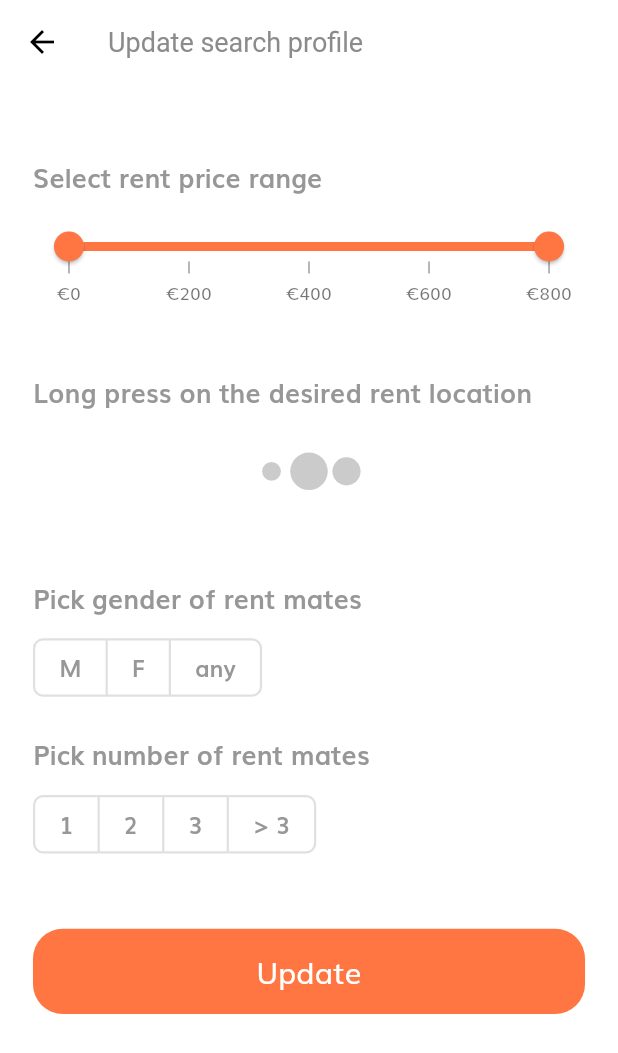
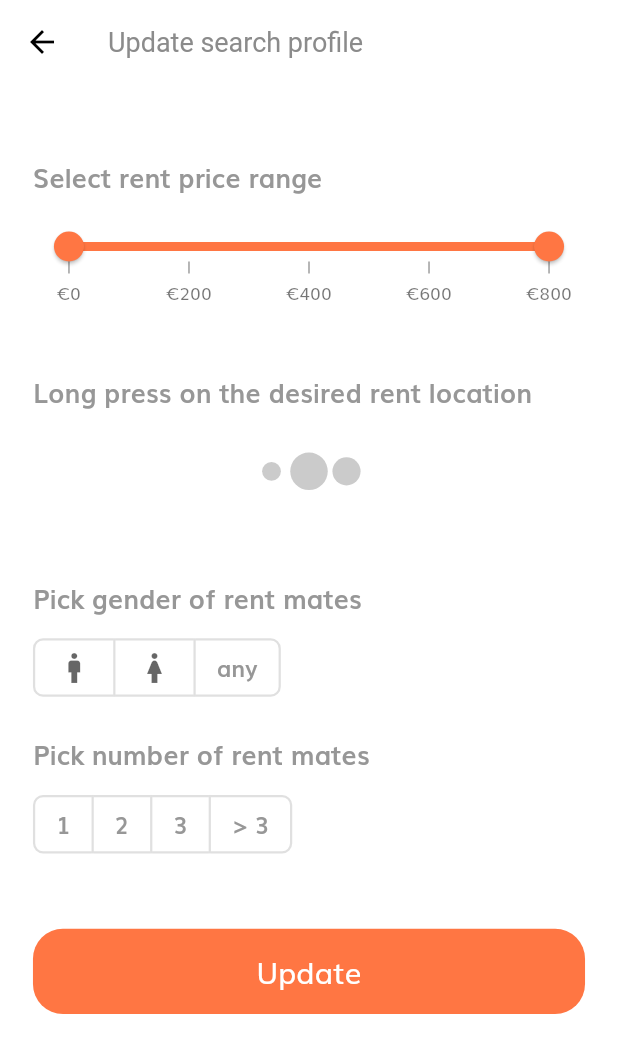
Before and after one commit to alex-nedelcu/fyrm_frontend, a Flutter app: the ManageSearchProfileScreen screen opened directly with empty values, on a phone screen of 412 x 824 dp. Shown: the top 1053 px of the screen. Run offline on Flutter 3.47's test engine with Material 2 defaults, Android fonts, the phone set to English and light mode, and no system bars; our stand-ins replace flutter_spinkit, flutter_styled_toast, flutter_svg, geolocator, google_maps_flutter, syncfusion_flutter_sliders and 1 more.

Commit message:
Gender options are now icons

```diff
--- a/lib/screens/profile_links/manage_search_profile/components/search_profile_form.dart
+++ b/lib/screens/profile_links/manage_search_profile/components/search_profile_form.dart
@@ -35,7 +35,18 @@ class _SearchProfileFormState extends State<SearchProfileForm> {
   final List<bool> isRentMateCountOptionSelected = [false, false, false, false];
   final List<String> associatedRentMateCountOptions = ['1', '2', '3', '> 3'];
   final List<bool> isRentMateGenderOptionSelected = [false, false, false];
-  final List<String> associatedRentMateGenderOptions = ['M', 'F', 'any'];
+  final List<Widget> associatedRentMateGenderOptions = [
+    const Icon(Icons.man),
+    const Icon(Icons.woman),
+    Text(
+      "any",
+      style: TextStyle(
+        color: kSecondaryColor,
+        fontSize: getProportionateScreenWidth(14),
+        fontWeight: FontWeight.bold,
+      ),
+    ),
+  ];
   Map<MarkerId, Marker> markers = <MarkerId, Marker>{};
   LatLng? desiredRentLocation;
   bool isToastShown = false;
@@ -152,11 +163,11 @@ class _SearchProfileFormState extends State<SearchProfileForm> {
     );
   }
 
-  Align buildRentMateGendersToggleButtons({required List<String> options}) {
-    List<Widget> optionsToWidgets = options
+  Align buildRentMateGendersToggleButtons({required List<Widget> options}) {
+    List<Widget> styledOptions = options
         .map((option) => Padding(
-              padding: const EdgeInsets.symmetric(horizontal: 16.0),
-              child: buildStyledText(text: option, size: 14),
+              padding: const EdgeInsets.symmetric(horizontal: 14.0),
+              child: option,
             ))
         .toList();
 
@@ -184,7 +195,7 @@ class _SearchProfileFormState extends State<SearchProfileForm> {
             }
           });
         },
-        children: optionsToWidgets,
+        children: styledOptions,
       ),
     );
   }
@@ -192,7 +203,7 @@ class _SearchProfileFormState extends State<SearchProfileForm> {
   Align buildRentMateCountToggleButtons({required List<String> options}) {
     List<Widget> optionsToWidgets = options
         .map((option) => Padding(
-              padding: const EdgeInsets.symmetric(horizontal: 16.0),
+              padding: const EdgeInsets.symmetric(horizontal: 14.0),
               child: buildStyledText(text: option, size: 14),
             ))
         .toList();
```
